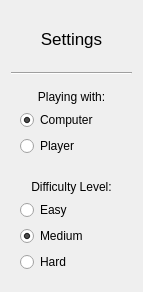
This is Corners/settingsdialog.ui in srgynmv/Corners as Qt 5 draws it before an edit. The edited form follows.
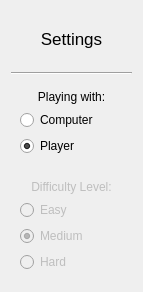
This is the edited form.

Diff of the .ui file:
```diff
--- a/Corners/settingsdialog.ui
+++ b/Corners/settingsdialog.ui
@@ -74,7 +74,7 @@
            <string>Computer</string>
           </property>
           <property name="checked">
-           <bool>true</bool>
+           <bool>false</bool>
           </property>
          </widget>
         </item>
@@ -84,7 +84,7 @@
            <string>Player</string>
           </property>
           <property name="checked">
-           <bool>false</bool>
+           <bool>true</bool>
           </property>
          </widget>
         </item>
@@ -110,7 +110,7 @@
      <item>
       <widget class="QWidget" name="difficultyWidget" native="true">
        <property name="enabled">
-        <bool>true</bool>
+        <bool>false</bool>
        </property>
        <layout class="QVBoxLayout" name="verticalLayout">
         <item>
```
